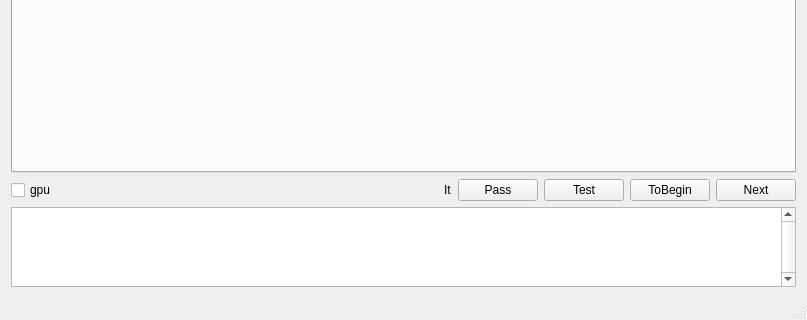
Qt form mainwindow.ui (artthirt/cifarsmpl) before a commit; both pictures show x 0 to 807 and y 349 to 669 of the 807 by 669 pixel window.
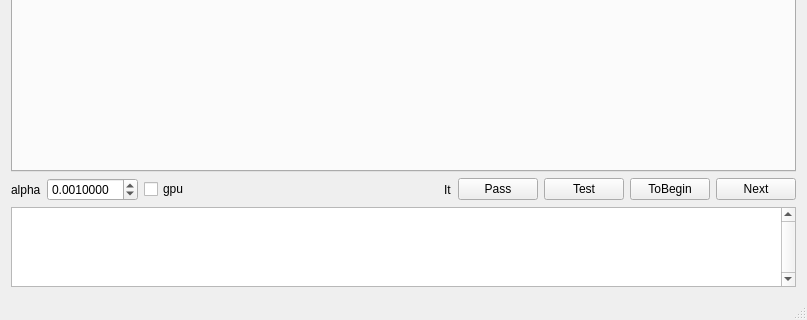
The same form after that commit. Custom widgets are drawn as their Qt base class.

```diff
--- a/mainwindow.ui
+++ b/mainwindow.ui
@@ -51,6 +51,26 @@
     </item>
     <item>
      <layout class="QHBoxLayout" name="horizontalLayout">
+      <item>
+       <widget class="QLabel" name="label">
+        <property name="text">
+         <string>alpha</string>
+        </property>
+       </widget>
+      </item>
+      <item>
+       <widget class="QDoubleSpinBox" name="dsb_alpha">
+        <property name="decimals">
+         <number>7</number>
+        </property>
+        <property name="singleStep">
+         <double>0.000100000000000</double>
+        </property>
+        <property name="value">
+         <double>0.001000000000000</double>
+        </property>
+       </widget>
+      </item>
       <item>
        <widget class="QCheckBox" name="chb_gpu">
         <property name="text">
```
Left out of the diff: 2 changed lines with no effect on the pictures.
